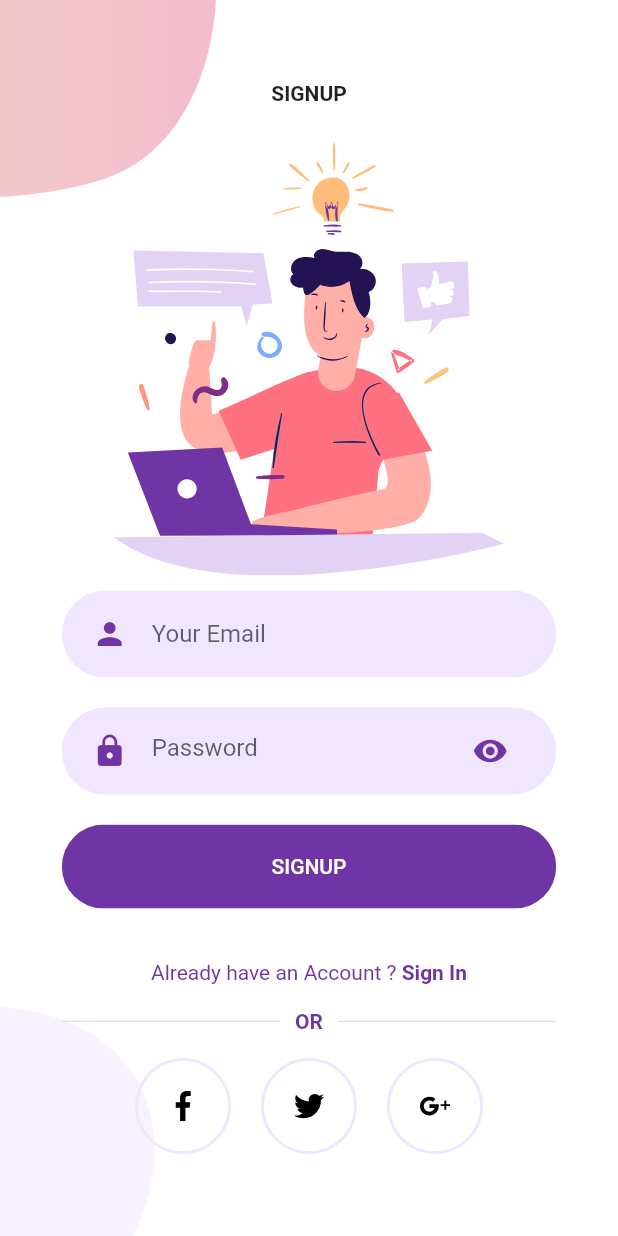
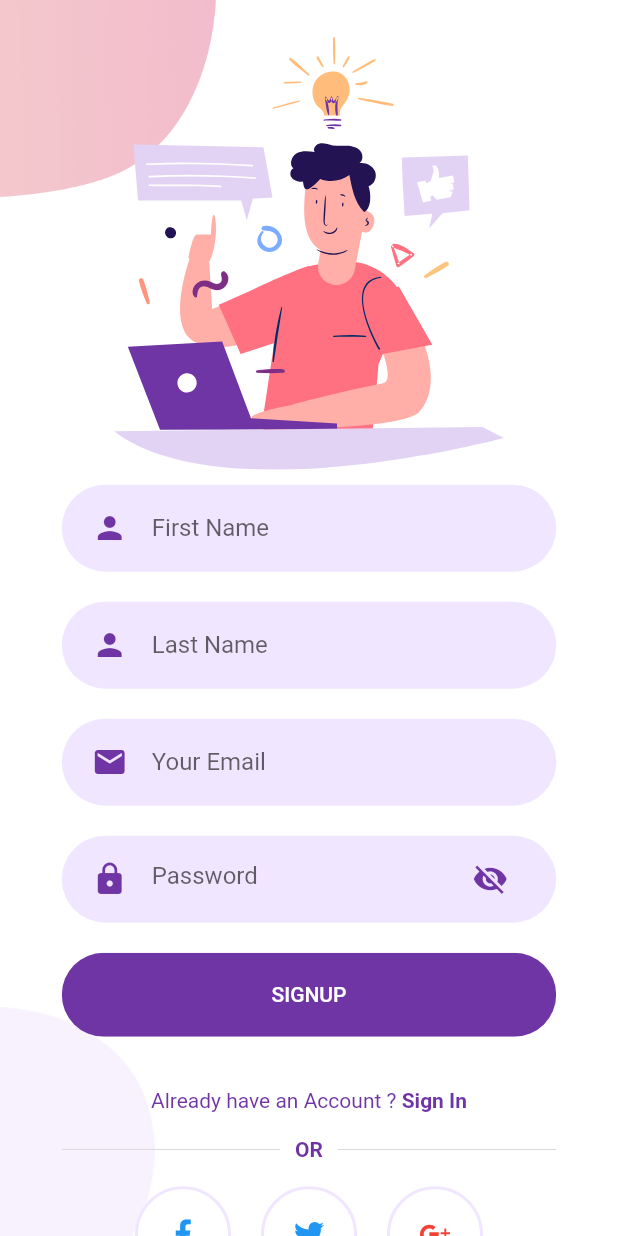
Before and after one commit to devanshdixit/elearn, a Flutter app: the screen it shows after launch, after a tap on "Sign Up", on a phone screen of 412 x 824 dp. Run offline on Flutter 3.47's test engine with Material 2 defaults, Android fonts, the light colour scheme and no system bars; our stand-ins replace flutter_svg.

Commit message:
changed sign up fields

```diff
--- a/lib/Screens/Login/components/body.dart
+++ b/lib/Screens/Login/components/body.dart
@@ -20,10 +20,6 @@ class Body extends StatelessWidget {
         child: Column(
           mainAxisAlignment: MainAxisAlignment.center,
           children: <Widget>[
-            Text(
-              "LOGIN",
-              style: TextStyle(fontWeight: FontWeight.bold),
-            ),
             SizedBox(height: size.height * 0.03),
             SvgPicture.asset(
               "assets/icons/login.svg",
--- a/lib/Screens/Signup/components/body.dart
+++ b/lib/Screens/Signup/components/body.dart
@@ -18,18 +18,23 @@ class Body extends StatelessWidget {
         child: Column(
           mainAxisAlignment: MainAxisAlignment.center,
           children: <Widget>[
-            Text(
-              "SIGNUP",
-              style: TextStyle(fontWeight: FontWeight.bold),
-            ),
             SizedBox(height: size.height * 0.03),
             SvgPicture.asset(
               "assets/icons/signup.svg",
               height: size.height * 0.35,
             ),
             RoundedInputField(
+              hintText: "First Name",
+              onChanged: (value) {},
+            ),
+            RoundedInputField(
+              hintText: "Last Name",
+              onChanged: (value) {},
+            ),
+            RoundedInputField(
               hintText: "Your Email",
               onChanged: (value) {},
+              icon: Icons.email,
             ),
             RoundedPasswordField(
               onChanged: (value) {},
@@ -42,7 +47,7 @@ class Body extends StatelessWidget {
             AlreadyHaveAnAccountCheck(
               login: false,
               press: () {
-               Navigator.of(context).pop();
+                Navigator.of(context).pop();
               },
             ),
             OrDivider(),
@@ -62,7 +67,8 @@ class Body extends StatelessWidget {
                   press: () {},
                 ),
               ],
-            )
+            ),
+            SizedBox(height: 10)
           ],
         ),
       ),
--- a/lib/Screens/Signup/components/social_icon.dart
+++ b/lib/Screens/Signup/components/social_icon.dart
@@ -29,6 +29,9 @@ class SocalIcon extends StatelessWidget {
           iconSrc,
           height: 20,
           width: 20,
+          color: iconSrc == 'assets/icons/google-plus.svg'
+              ? Colors.red
+              : Colors.blue,
         ),
       ),
     );
--- a/lib/components/rounded_password_field.dart
+++ b/lib/components/rounded_password_field.dart
@@ -2,19 +2,27 @@ import 'package:flutter/material.dart';
 import 'package:elearn/components/text_field_container.dart';
 import 'package:elearn/constants.dart';
 
-class RoundedPasswordField extends StatelessWidget {
+class RoundedPasswordField extends StatefulWidget {
   final ValueChanged<String> onChanged;
+
   const RoundedPasswordField({
     Key key,
     this.onChanged,
   }) : super(key: key);
 
   @override
+  _RoundedPasswordFieldState createState() => _RoundedPasswordFieldState();
+}
+
+class _RoundedPasswordFieldState extends State<RoundedPasswordField> {
+  bool isPasswordShow = false;
+
+  @override
   Widget build(BuildContext context) {
     return TextFieldContainer(
       child: TextField(
-        obscureText: true,
-        onChanged: onChanged,
+        obscureText: !isPasswordShow,
+        onChanged: widget.onChanged,
         cursorColor: kPrimaryColor,
         decoration: InputDecoration(
           hintText: "Password",
@@ -22,9 +30,20 @@ class RoundedPasswordField extends StatelessWidget {
             Icons.lock,
             color: kPrimaryColor,
           ),
-          suffixIcon: Icon(
-            Icons.visibility,
+          suffixIcon: IconButton(
+            icon: isPasswordShow
+                ? Icon(Icons.visibility)
+                : Icon(Icons.visibility_off),
             color: kPrimaryColor,
+            onPressed: () {
+              setState(() {
+                if (isPasswordShow) {
+                  isPasswordShow = false;
+                } else {
+                  isPasswordShow = true;
+                }
+              });
+            },
           ),
           border: InputBorder.none,
         ),
```
